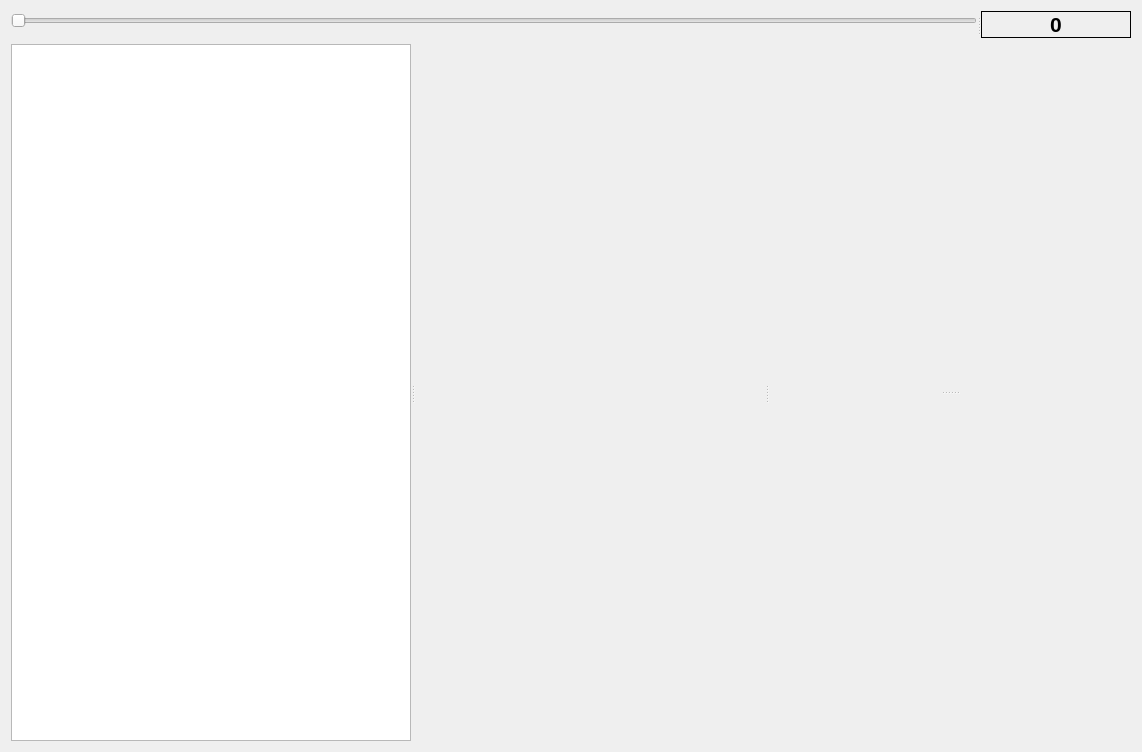
Qt form trace_ex.ui (peterg1t/simple_seismic_View) before a commit.
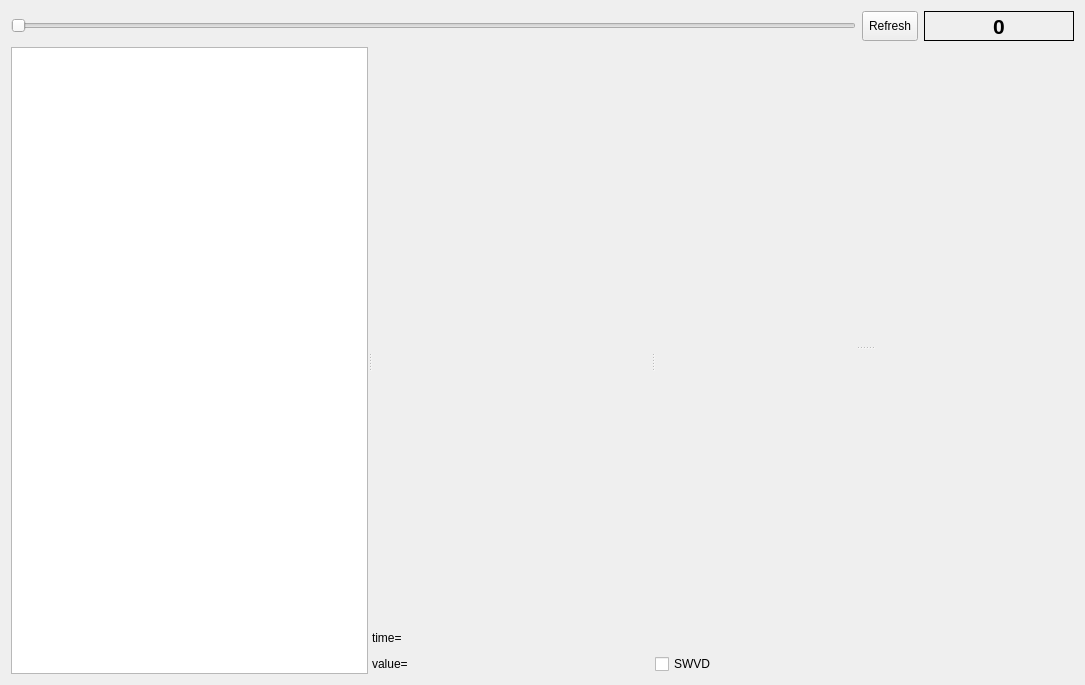
The same form after that commit. Icons and pictures are not drawn. Custom widgets are drawn as their Qt base class.

The edit to the form file:
```diff
--- a/trace_ex.ui
+++ b/trace_ex.ui
@@ -6,8 +6,8 @@
    <rect>
     <x>0</x>
     <y>0</y>
-    <width>1142</width>
-    <height>752</height>
+    <width>1085</width>
+    <height>685</height>
    </rect>
   </property>
   <property name="sizePolicy">
@@ -34,12 +34,10 @@
   <property name="autoFillBackground">
    <bool>true</bool>
   </property>
-  <layout class="QVBoxLayout" name="verticalLayout">
+  <layout class="QGridLayout" name="gridLayout">
+   <item row="0" column="0">
+    <layout class="QHBoxLayout" name="horizontalLayout">
    <item>
-    <widget class="QSplitter" name="splitter">
-     <property name="orientation">
-      <enum>Qt::Horizontal</enum>
-     </property>
      <widget class="QSlider" name="horizontalSlider">
       <property name="maximumSize">
        <size>
@@ -51,6 +49,34 @@
        <enum>Qt::Horizontal</enum>
       </property>
      </widget>
+     </item>
+     <item>
+      <widget class="QToolButton" name="toolButton">
+       <property name="minimumSize">
+        <size>
+         <width>0</width>
+         <height>30</height>
+        </size>
+       </property>
+       <property name="maximumSize">
+        <size>
+         <width>16777215</width>
+         <height>30</height>
+        </size>
+       </property>
+       <property name="text">
+        <string>Refresh</string>
+       </property>
+       <property name="icon">
+        <iconset resource="symbols.qrc">
+         <normaloff>:/symbols/refresh-200.png</normaloff>:/symbols/refresh-200.png</iconset>
+       </property>
+       <property name="toolButtonStyle">
+        <enum>Qt::ToolButtonTextBesideIcon</enum>
+       </property>
+      </widget>
+     </item>
+     <item>
      <widget class="QLabel" name="label">
       <property name="minimumSize">
        <size>
@@ -61,7 +87,7 @@
       <property name="maximumSize">
        <size>
         <width>150</width>
-        <height>16777215</height>
+         <height>30</height>
        </size>
       </property>
       <property name="font">
@@ -81,10 +107,11 @@
        <set>Qt::AlignCenter</set>
       </property>
      </widget>
-    </widget>
-   </item>
-   <item>
-    <widget class="QSplitter" name="splitter_4">
+     </item>
+    </layout>
+   </item>
+   <item row="1" column="0">
+    <widget class="QSplitter" name="splitter_2">
      <property name="orientation">
       <enum>Qt::Horizontal</enum>
      </property>
@@ -93,20 +120,20 @@
        <bool>true</bool>
       </property>
       <property name="sizePolicy">
-       <sizepolicy hsizetype="MinimumExpanding" vsizetype="MinimumExpanding">
+       <sizepolicy hsizetype="Preferred" vsizetype="MinimumExpanding">
         <horstretch>0</horstretch>
         <verstretch>0</verstretch>
        </sizepolicy>
       </property>
       <property name="minimumSize">
        <size>
-        <width>100</width>
+        <width>300</width>
         <height>300</height>
        </size>
       </property>
       <property name="maximumSize">
        <size>
-        <width>400</width>
+        <width>800</width>
         <height>1400</height>
        </size>
       </property>
@@ -117,13 +144,15 @@
        <bool>false</bool>
       </property>
      </widget>
-     <widget class="QSplitter" name="splitter_3">
-      <property name="orientation">
-       <enum>Qt::Vertical</enum>
-      </property>
+     <widget class="QWidget" name="layoutWidget">
+      <layout class="QVBoxLayout" name="verticalLayout">
+       <property name="sizeConstraint">
+        <enum>QLayout::SetMinimumSize</enum>
+       </property>
+       <item>
       <widget class="QCustomPlot" name="tracePlot" native="true">
        <property name="sizePolicy">
-        <sizepolicy hsizetype="Maximum" vsizetype="Maximum">
+          <sizepolicy hsizetype="Fixed" vsizetype="Maximum">
          <horstretch>0</horstretch>
          <verstretch>0</verstretch>
         </sizepolicy>
@@ -131,12 +160,12 @@
        <property name="minimumSize">
         <size>
          <width>200</width>
-         <height>150</height>
+           <height>300</height>
         </size>
        </property>
        <property name="maximumSize">
         <size>
-         <width>350</width>
+           <width>800</width>
          <height>1400</height>
         </size>
        </property>
@@ -144,8 +173,57 @@
         <cursorShape>SizeVerCursor</cursorShape>
        </property>
       </widget>
-     </widget>
-     <widget class="QSplitter" name="splitter_2">
+       </item>
+       <item>
+        <widget class="QLabel" name="yval">
+         <property name="minimumSize">
+          <size>
+           <width>200</width>
+           <height>0</height>
+          </size>
+         </property>
+         <property name="maximumSize">
+          <size>
+           <width>500</width>
+           <height>20</height>
+          </size>
+         </property>
+         <property name="text">
+          <string>time=</string>
+         </property>
+        </widget>
+       </item>
+       <item>
+        <widget class="QLabel" name="xval">
+         <property name="minimumSize">
+          <size>
+           <width>200</width>
+           <height>0</height>
+          </size>
+         </property>
+         <property name="maximumSize">
+          <size>
+           <width>500</width>
+           <height>20</height>
+          </size>
+         </property>
+         <property name="text">
+          <string>value=</string>
+         </property>
+        </widget>
+       </item>
+      </layout>
+     </widget>
+     <widget class="QWidget" name="layoutWidget">
+      <layout class="QVBoxLayout" name="verticalLayout_3" stretch="0,0">
+       <item>
+        <widget class="QSplitter" name="splitter">
+         <property name="minimumSize">
+          <size>
+           <width>300</width>
+           <height>300</height>
+          </size>
+         </property>
       <property name="orientation">
        <enum>Qt::Vertical</enum>
       </property>
@@ -181,6 +259,16 @@
        </property>
       </widget>
      </widget>
+       </item>
+       <item>
+        <widget class="QCheckBox" name="checkBox">
+         <property name="text">
+          <string>SWVD</string>
+         </property>
+        </widget>
+       </item>
+      </layout>
+     </widget>
     </widget>
    </item>
   </layout>
```
Left out of the diff: 6 changed lines with no effect on the pictures. Lines whose indentation alone changed are shown as unchanged.
